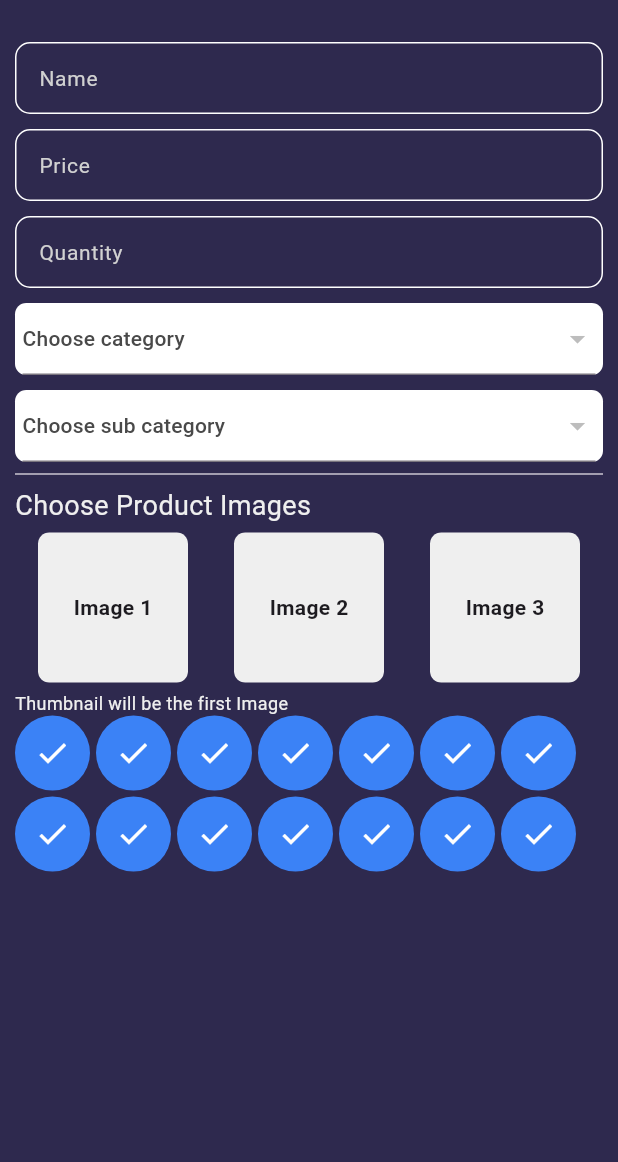
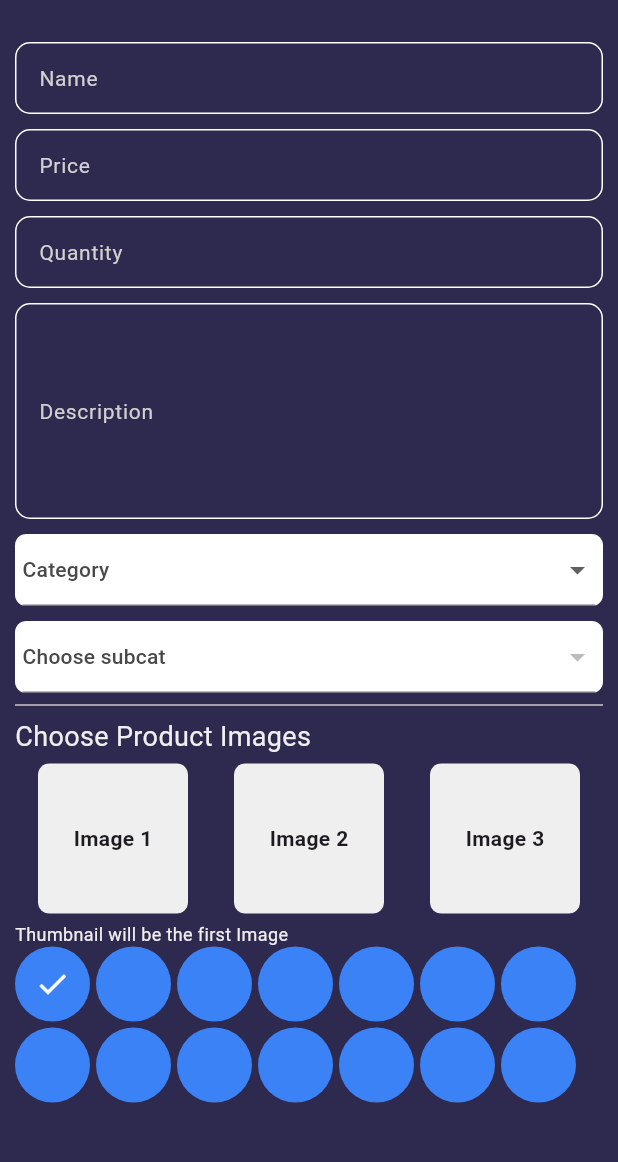
Before and after one commit to ameer02hamza/emartseller, a Flutter app: the screen it shows once a user with an empty profile is signed in, item 2 of the bottom bar chosen, after a tap on the "add" icon, on a phone screen of 412 x 824 dp, the part 57-1219 px from its top. Run offline on Flutter 3.47's test engine with Material 3 defaults, Android fonts, the phone set to English and light mode, and no system bars; our stand-ins replace cloud_firestore, firebase_auth, firebase_core, firebase_storage, get, image_picker and 1 more; accounts and stored records are empty.

Commit message:
added add product and products screens

```diff
--- /dev/null
+++ b/lib/controllers/products.controller.dart
@@ -0,0 +1,45 @@
+import 'package:emartseller/const/const.dart';
+import 'package:emartseller/models/category_model.dart';
+import 'package:flutter/services.dart';
+import 'package:get/get.dart';
+
+class ProductController extends GetxController {
+  var pNameController = new TextEditingController();
+  var pPriceController = new TextEditingController();
+  var pQuantityController = new TextEditingController();
+  var pDescController = new TextEditingController();
+  var catList = <String>[].obs;
+  var subCatList = <String>[].obs;
+  List<Category> categoryList = [];
+  var pImages = [].obs;
+  var categoryValue = "".obs;
+  var subCategoryValue = "".obs;
+  var selectedColorIndex = 0.obs;
+
+  getCategoryList() async {
+    try {
+      var data =
+          await rootBundle.loadString("lib/services/category_model.json");
+      var cat = categoryModelFromJson(data);
+      categoryList = cat.categories;
+    } catch (e) {}
+  }
+
+  populateCategoryList() async {
+    catList.clear();
+    for (var item in categoryList) {
+      catList.add(item.name);
+    }
+  }
+
+  populateSubCategoryList(value) async {
+    subCatList.clear();
+    var data = categoryList.where((element) => element.name == value).toList();
+
+    for (int i = 0; i < data.first.subcategory.length; i++) {
+      subCatList.add(data.first.subcategory[i]);
+    }
+  }
+
+  pickProductImage() async {}
+}
--- a/lib/screens/home/home.screen.dart
+++ b/lib/screens/home/home.screen.dart
@@ -46,7 +46,9 @@ class HomeScreen extends StatelessWidget {
               children: List.generate(3, (index) {
                 return ListTile(
                   onTap: () {
-                    Get.to(() => const ProductDetailsScreen());
+                    Get.to(() => ProductDetailsScreen(
+                          productData: null,
+                        ));
                   },
                   leading: Image.asset(imgProduct)
                       .box
--- a/lib/screens/products/addNew.screen.dart
+++ b/lib/screens/products/addNew.screen.dart
@@ -1,12 +1,43 @@
+import 'package:emartseller/controllers/products.controller.dart';
 import 'package:emartseller/screens/products/components/productDropDown.component.dart';
 import 'package:emartseller/screens/products/components/productImage.component.dart';
 import 'package:emartseller/widgets/customFormField.widget.dart';
+import 'package:emartseller/widgets/cutomTextArea.widget.dart';
+import 'package:emartseller/widgets/loading.widget.dart';
 import 'package:emartseller/widgets/textStyle.widget.dart';
+import 'package:get/get.dart';
 
 import '../../const/const.dart';
 
-class AddNewProduct extends StatelessWidget {
+class AddNewProduct extends StatefulWidget {
   const AddNewProduct({super.key});
+
+  @override
+  State<AddNewProduct> createState() => _AddNewProductState();
+}
+
+class _AddNewProductState extends State<AddNewProduct> {
+  var controller = Get.put(ProductController());
+  bool isLoading = false;
+
+  @override
+  void initState() {
+    // TODO: implement initState
+    getScreenData();
+
+    super.initState();
+  }
+
+  getScreenData() async {
+    setState(() {
+      isLoading = true;
+    });
+    await controller.getCategoryList();
+    await controller.populateCategoryList();
+    setState(() {
+      isLoading = false;
+    });
+  }
 
   @override
   Widget build(BuildContext context) {
@@ -20,24 +51,50 @@ class AddNewProduct extends StatelessWidget {
               onPressed: () {}, child: generalText(text: "Save", color: white))
         ],
       ),
-      body: SingleChildScrollView(
+      body: isLoading
+          ? Center(child: loadingIndicator(color: white))
+          : SingleChildScrollView(
               child: Padding(
                 padding: const EdgeInsets.all(10),
                 child: Column(
                   crossAxisAlignment: CrossAxisAlignment.start,
                   children: [
-              customFormField(title: "Name", hintText: "e.g Apple"),
+                    customFormField(
+                        title: "Name",
+                        hintText: "e.g Apple",
+                        controller: controller.pNameController),
                     10.heightBox,
-              customFormField(title: "Price", hintText: "e.g \$200"),
+                    customFormField(
+                        title: "Price",
+                        hintText: "e.g \$200",
+                        controller: controller.pPriceController),
                     10.heightBox,
-              customFormField(title: "Quantity", hintText: "e.g 20"),
+                    customFormField(
+                        title: "Quantity",
+                        hintText: "e.g 20",
+                        controller: controller.pQuantityController),
                     10.heightBox,
-              productDropdown(title: "Choose category"),
+                    customTextArea(
+                        title: "Description",
+                        hintText: "e.g 20",
+                        controller: controller.pDescController),
                     10.heightBox,
-              productDropdown(title: "Choose sub category"),
+                    productDropdown(
+                        title: "Category",
+                        dropValue: controller.categoryValue,
+                        list: controller.catList,
+                        controller: controller),
+                    10.heightBox,
+                    productDropdown(
+                        title: "Choose subcat",
+                        dropValue: controller.subCategoryValue,
+                        list: controller.subCatList,
+                        controller: controller),
                     const Divider(),
                     generalText(
-                  text: "Choose Product Images", color: lightGrey, size: 18),
+                        text: "Choose Product Images",
+                        color: lightGrey,
+                        size: 18),
                     5.heightBox,
                     Row(
                       mainAxisAlignment: MainAxisAlignment.spaceAround,
@@ -51,7 +108,8 @@ class AddNewProduct extends StatelessWidget {
                         text: "Thumbnail will be the first Image",
                         color: lightGrey,
                         size: 12),
-              Wrap(
+                    Obx(
+                      () => Wrap(
                         spacing: 4.0,
                         runSpacing: 4.0,
                         children: List.generate(
@@ -64,14 +122,23 @@ class AddNewProduct extends StatelessWidget {
                                         .roundedFull
                                         .size(50, 50)
                                         .make(),
-                            const Visibility(
-                                visible: true,
-                                child: Icon(
+                                    Visibility(
+                                        visible: controller
+                                                    .selectedColorIndex.value ==
+                                                index
+                                            ? true
+                                            : false,
+                                        child: const Icon(
                                           Icons.check,
                                           color: white,
                                         ))
                                   ],
-                        )),
+                                ).onTap(() {
+                                  setState(() {
+                                    controller.selectedColorIndex.value = index;
+                                  });
+                                })),
+                      ),
                     )
                   ],
                 ),
--- a/lib/screens/products/components/productDropDown.component.dart
+++ b/lib/screens/products/components/productDropDown.component.dart
@@ -1,9 +1,15 @@
 import 'package:emartseller/const/const.dart';
+import 'package:emartseller/controllers/products.controller.dart';
 import 'package:emartseller/widgets/textStyle.widget.dart';
 import 'package:get/get.dart';
 
-Widget productDropdown({required title}) {
-  return DropdownButtonHideUnderline(
+Widget productDropdown(
+    {required title,
+    required List<String> list,
+    required dropValue,
+    required ProductController controller}) {
+  return Obx(
+    () => DropdownButtonHideUnderline(
             child: DropdownButtonFormField(
       // validator: (value) {
       //   if (value == null) {
@@ -11,15 +17,28 @@ Widget productDropdown({required title}) {
       //   }
       // },
       hint: generalText(text: title, color: fontGrey),
-    value: null,
-    items: [],
-    onChanged: (value) {},
+      value: dropValue.value == "" ? null : dropValue.value,
+      items: list.map((e) {
+        return DropdownMenuItem(
+          value: e,
+          child: generalText(text: e.toString(), color: fontGrey),
+        );
+      }).toList(),
+      onChanged: (value) async {
+        if (title.toString().toLowerCase().contains("category")) {
+          controller.subCategoryValue.value = "";
+
+          controller.populateSubCategoryList(value.toString());
+        }
+        dropValue.value = value;
+      },
     ))
         .box
         .white
         .roundedSM
         .padding(const EdgeInsets.symmetric(horizontal: 5))
         .width(Get.context!.screenWidth - 20)
-      .make();
+        .make(),
+  );
 }
 // DropdownButtonFormField
--- a/lib/screens/products/product.screen.dart
+++ b/lib/screens/products/product.screen.dart
@@ -1,7 +1,9 @@
 import 'package:emartseller/const/images.dart';
 import 'package:emartseller/screens/products/addNew.screen.dart';
 import 'package:emartseller/screens/products/productDetails.screen.dart';
+import 'package:emartseller/services/store.service.dart';
 import 'package:emartseller/widgets/appbar.widget.dart';
+import 'package:emartseller/widgets/loading.widget.dart';
 import 'package:emartseller/widgets/textStyle.widget.dart';
 import 'package:get/get.dart';
 
@@ -16,28 +18,49 @@ class PorductScreen extends StatelessWidget {
       appBar: appBarWidget(title: products),
       body: Padding(
           padding: const EdgeInsets.all(10),
-        child: SingleChildScrollView(
+          child: StreamBuilder(
+              stream: StoreService.getProductsByVendor(),
+              builder: (context, AsyncSnapshot snapshot) {
+                if (!snapshot.hasData) {
+                  return Center(
+                    child: loadingIndicator(),
+                  );
+                } else if (snapshot.data!.docs.isEmpty) {
+                  return Center(
+                    child: boldText(text: "No Products found", color: fontGrey),
+                  );
+                }
+                var data = snapshot.data.docs;
+                return SingleChildScrollView(
                     physics: const BouncingScrollPhysics(),
                     child: Column(
-              children: List.generate(20, (index) {
+                      children: List.generate(data.length, (index) {
                         return ListTile(
                           tileColor: primaryColor.withOpacity(0.2),
                           shape: RoundedRectangleBorder(
                               borderRadius: BorderRadius.circular(10)),
                           onTap: () {
-                    Get.to(() => const ProductDetailsScreen());
+                            Get.to(() =>
+                                ProductDetailsScreen(productData: data[index]));
                           },
-                  leading: Image.asset(imgProduct)
+                          leading: Image.network(data[index]['p_imgs'].first)
                               .box
                               .roundedSM
                               .clip(Clip.antiAlias)
                               .make(),
-                  title: boldText(text: "Product Name", color: fontGrey),
+                          title: boldText(
+                              text: "${data[index]['p_name']}",
+                              color: fontGrey),
                           subtitle: Row(
                             children: [
-                      boldText(text: "\$2000", color: darkGrey),
+                              boldText(
+                                  text: "${data[index]['p_price']}".numCurrency,
+                                  color: darkGrey),
                               10.widthBox,
-                      boldText(text: "featured", color: successColor),
+                              Visibility(
+                                  visible: data[index]['is_featured'],
+                                  child: boldText(
+                                      text: "featured", color: successColor)),
                             ],
                           ),
                           trailing: VxPopupMenu(
@@ -68,8 +91,8 @@ class PorductScreen extends StatelessWidget {
                               child: const Icon(Icons.more_vert)),
                         ).box.margin(const EdgeInsets.only(bottom: 10)).make();
                       }),
-            )),
-      ),
+                    ));
+              })),
       floatingActionButton: FloatingActionButton(
           backgroundColor: primaryColor,
           shape: const CircleBorder(),
--- a/lib/services/store.service.dart
+++ b/lib/services/store.service.dart
@@ -14,4 +14,11 @@ class StoreService {
         .where("vendor", isEqualTo: currentUser!.uid)
         .snapshots();
   }
+
+  static getProductsByVendor() {
+    return firebaseStore
+        .collection(productCollections)
+        .where("vendor_id", isEqualTo: currentUser!.uid)
+        .snapshots();
+  }
 }
```
Also changed, not shown: lib/screens/products/productDetails.screen.dart (+29 -20 lines). Lines whose indentation alone changed are shown as unchanged.
